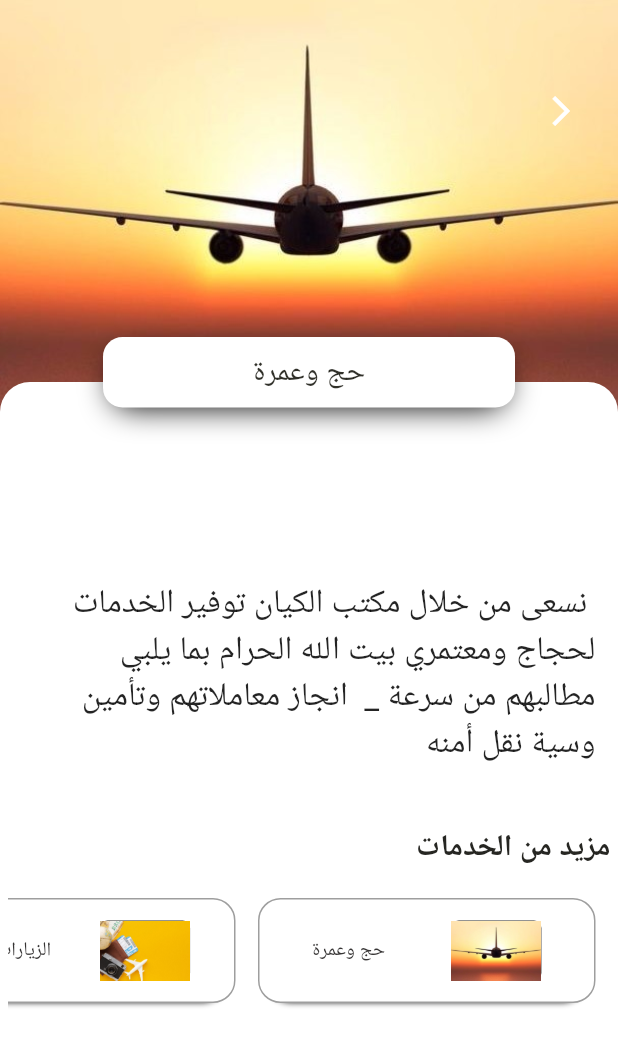
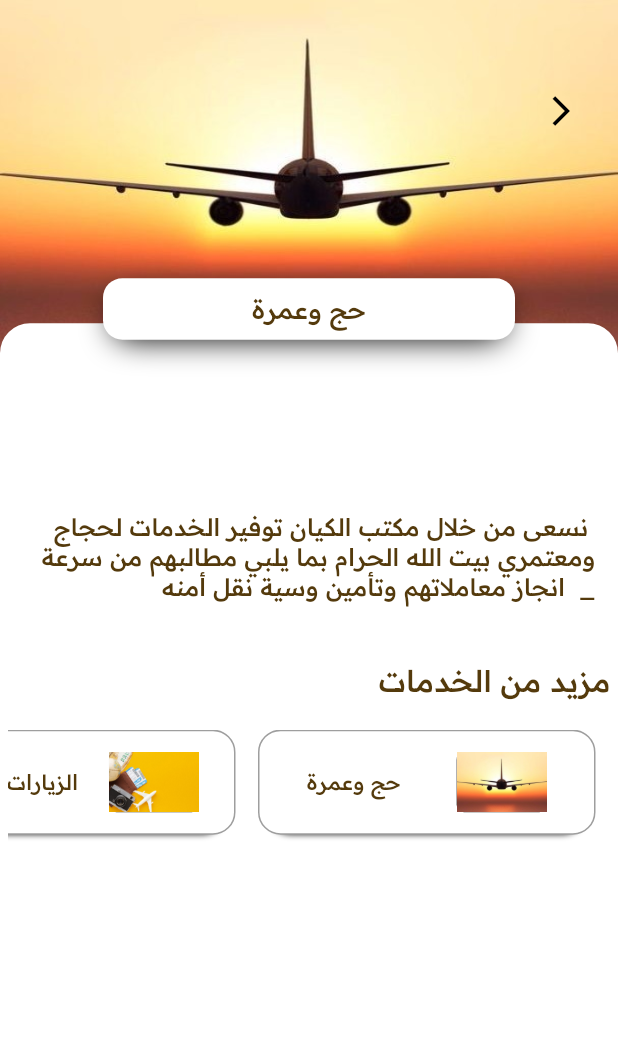
Before and after one commit to yusefHajeb/Al-Kayan-Travel-Application, a Flutter app: the PageService screen opened directly with empty values, on a phone screen of 412 x 824 dp. Shown: the top 1046 px of the screen. Run offline on Flutter 3.47's test engine with Material 2 defaults, Android fonts, the phone set to English and light mode, and no system bars; our stand-ins replace animated_text_kit, curved_navigation_bar, flutter_staggered_animations, flutter_svg, google_nav_bar, page_transition and 2 more.

```diff
--- a/lib/screen/sirvec_page.dart
+++ b/lib/screen/sirvec_page.dart
@@ -4,6 +4,7 @@ import 'package:yah_app/screen/why_kaian.dart';
 
 import '../Widget/widget_tools/BouncingButton.dart';
 import 'dealetes.dart';
+import 'package:yah_app/styles/style.dart';
 
 class PageService extends StatefulWidget {
   static const routeName = 'show_servece_index';
@@ -31,14 +32,14 @@ class _PageService extends State<PageService> {
       body: Column(children: [
         Stack(children: <Widget>[
           Container(
-            height: size.height / 3,
+            height: size.height / 3.5,
             width: double.infinity,
             child: Image.asset(
               DUMMY_MEALS[sectionIndex].imageUrl,
               fit: BoxFit.fill,
             ),
             // margin: EdgeInsets.all(20),
-            decoration: BoxDecoration(
+            decoration: const BoxDecoration(
                 // color: Color.fromRGBO(255, 189, 0, 1),
                 borderRadius: BorderRadius.only(
                     bottomLeft: Radius.circular(50),
@@ -51,9 +52,9 @@ class _PageService extends State<PageService> {
               onPressed: () {
                 Navigator.popAndPushNamed(context, SrvessScreen.routeName);
               },
-              icon: Icon(
+              icon: const Icon(
                 Icons.arrow_back_ios,
-                color: Colors.white,
+                color: Colors.black,
               ),
             ),
           ),
@@ -93,10 +94,13 @@ class _PageService extends State<PageService> {
             child: Text(
               DUMMY_MEALS[sectionIndex].title,
               textAlign: TextAlign.center,
-              style: TextStyle(
-                color: Color.fromARGB(230, 25, 25, 18),
-                fontSize: 20,
-              ),
+              style: header2,
+              //  TextAlign.center,
+              // style: TextStyle(
+              //   color: Color.fromARGB(230, 25, 25, 18),
+              //   fontFamily: 'ReadexPro',
+              //   fontSize: 20,
+              // ),
             ),
           ),
         ),
@@ -110,10 +114,11 @@ class _PageService extends State<PageService> {
                 padding: EdgeInsets.symmetric(vertical: 20, horizontal: 10),
                 child: Text(
                   DUMMY_MEALS[sectionIndex].paragraph,
-                  style: TextStyle(
-                      color: Color.fromARGB(219, 0, 0, 0),
-                      fontSize: 22,
-                      height: 1.4),
+                  style: paragraph2,
+                  //    TextStyle(
+                  //       color: Color.fromARGB(219, 0, 0, 0),
+                  //       fontSize: 22,
+                  //       height: 1.4),
                 ),
               ),
               SizedBox(
@@ -121,11 +126,12 @@ class _PageService extends State<PageService> {
               ),
               Text(
                 "مزيد من الخدمات",
-                style: TextStyle(
-                    color: Color.fromARGB(255, 38, 38, 34),
-                    fontSize: 20,
-                    fontWeight: FontWeight.bold,
-                    height: 1.4),
+                style: header,
+                //  TextStyle(
+                //     color: Color.fromARGB(255, 38, 38, 34),
+                //     fontSize: 20,
+                //     fontWeight: FontWeight.bold,
+                //     height: 1.4),
               ),
               SizedBox(
                 height: 20,
@@ -195,8 +201,9 @@ class CardBottom extends StatelessWidget {
                 )),
             Text(
               DUMMY_MEALS[sectionIndex].title,
-              style: TextStyle(
-                  color: Color.fromARGB(255, 54, 52, 52), fontSize: 13),
+              style: paragraph,
+              //  TextStyle(
+              //     color: Color.fromARGB(255, 54, 52, 52), fontSize: 13),
             ),
           ]),
         ),
--- /dev/null
+++ b/lib/styles/style.dart
@@ -0,0 +1,30 @@
+import 'package:flutter/cupertino.dart';
+import 'package:yah_app/styles/tolls.dart';
+
+TextStyle header = const TextStyle(
+  fontSize: 20,
+  fontFamily: 'ReadexPro',
+  fontWeight: FontWeight.w600,
+  color: bBackDark,
+);
+
+TextStyle paragraph = const TextStyle(
+  fontSize: 14,
+  fontFamily: 'ReadexPro',
+  fontWeight: FontWeight.w400,
+  color: bBackDark,
+);
+
+TextStyle header2 = const TextStyle(
+  fontSize: 17,
+  fontFamily: 'ReadexPro',
+  fontWeight: FontWeight.w500,
+  color: bBackDark,
+);
+
+var paragraph2 = const TextStyle(
+  fontSize: 16,
+  fontFamily: 'ReadexPro',
+  fontWeight: FontWeight.w400,
+  color: bBackDark,
+);
```
Also changed, not shown: assest/image/WorldMap.svg (added), assest/image/alkian.PNG (added), assest/image/svg/bubbles.svg (added), assest/image/svg/close.svg (added).
